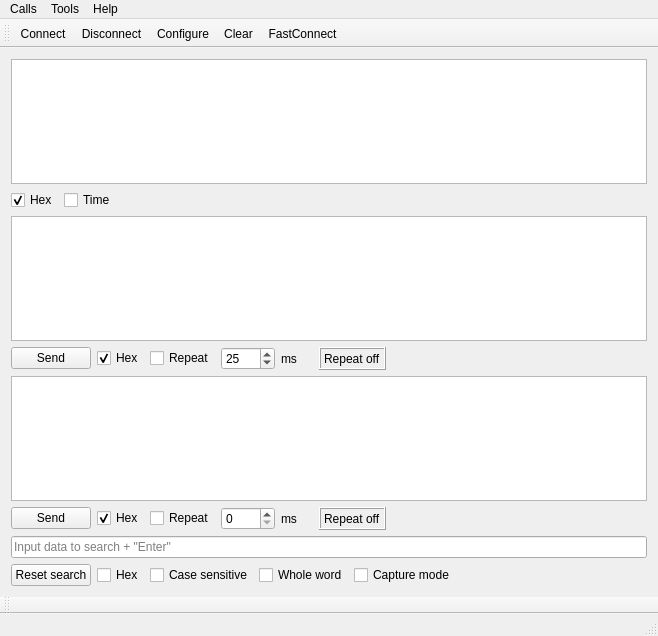
The window that serialport/terminal/mainwindow.ui (Millyvolt/Test_terminal) describes before a commit, drawn with Qt 5.
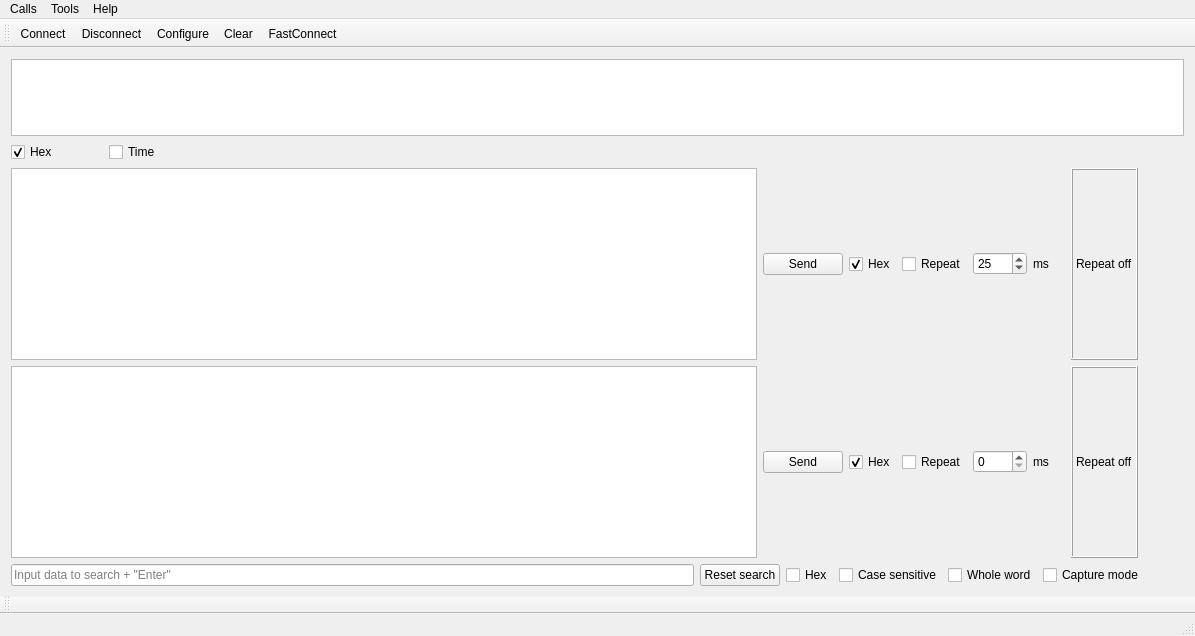
The same window after the commit. Icons and pictures are not drawn.

What changed in the file:
```diff
--- a/serialport/terminal/mainwindow.ui
+++ b/serialport/terminal/mainwindow.ui
@@ -6,7 +6,7 @@
    <rect>
     <x>0</x>
     <y>0</y>
-    <width>658</width>
+    <width>1195</width>
     <height>636</height>
    </rect>
   </property>
@@ -20,36 +20,6 @@
    <layout class="QVBoxLayout" name="verticalLayout">
     <item>
      <layout class="QGridLayout" name="gridLayout">
-      <item row="1" column="0">
-       <widget class="QCheckBox" name="hexInConsoleCheckBox">
-        <property name="text">
-         <string>Hex</string>
-        </property>
-        <property name="checked">
-         <bool>true</bool>
-        </property>
-       </widget>
-      </item>
-      <item row="1" column="1">
-       <widget class="QCheckBox" name="timeCheckBox">
-        <property name="text">
-         <string>Time</string>
-        </property>
-       </widget>
-      </item>
-      <item row="1" column="2">
-       <spacer name="horizontalSpacer_3">
-        <property name="orientation">
-         <enum>Qt::Horizontal</enum>
-        </property>
-        <property name="sizeHint" stdset="0">
-         <size>
-          <width>40</width>
-          <height>20</height>
-         </size>
-        </property>
-       </spacer>
-      </item>
       <item row="0" column="0" colspan="3">
        <widget class="QPlainTextEdit" name="plainTextEditConsole">
         <property name="textInteractionFlags">
@@ -57,18 +27,9 @@
         </property>
        </widget>
       </item>
-     </layout>
-    </item>
-    <item>
+      <item row="1" column="0" colspan="3">
      <layout class="QGridLayout" name="gridLayout_4">
-      <item row="1" column="4">
-       <widget class="QLabel" name="label_ms">
-        <property name="text">
-         <string>ms</string>
-        </property>
-       </widget>
-      </item>
-      <item row="1" column="1">
+        <item row="1" column="9">
        <widget class="QCheckBox" name="HexCheckBox">
         <property name="text">
          <string>Hex</string>
@@ -78,7 +39,40 @@
         </property>
        </widget>
       </item>
-      <item row="1" column="3">
+        <item row="1" column="13">
+         <spacer name="horizontalSpacer_4">
+          <property name="orientation">
+           <enum>Qt::Horizontal</enum>
+          </property>
+          <property name="sizeType">
+           <enum>QSizePolicy::Fixed</enum>
+          </property>
+          <property name="sizeHint" stdset="0">
+           <size>
+            <width>10</width>
+            <height>20</height>
+           </size>
+          </property>
+         </spacer>
+        </item>
+        <item row="2" column="0" rowspan="2" colspan="8">
+         <widget class="QPlainTextEdit" name="plainTextEditField2">
+          <property name="sizePolicy">
+           <sizepolicy hsizetype="Expanding" vsizetype="Fixed">
+            <horstretch>100</horstretch>
+            <verstretch>0</verstretch>
+           </sizepolicy>
+          </property>
+         </widget>
+        </item>
+        <item row="1" column="8">
+         <widget class="QPushButton" name="sendButton">
+          <property name="text">
+           <string>Send</string>
+          </property>
+         </widget>
+        </item>
+        <item row="1" column="11">
        <widget class="QSpinBox" name="spinBox">
         <property name="layoutDirection">
          <enum>Qt::LeftToRight</enum>
@@ -91,15 +85,24 @@
         </property>
        </widget>
       </item>
-      <item row="1" column="0">
-       <widget class="QPushButton" name="sendButton">
-        <property name="text">
-         <string>Send</string>
+        <item row="1" column="0" colspan="8">
+         <widget class="QPlainTextEdit" name="plainTextEditField1">
+          <property name="sizePolicy">
+           <sizepolicy hsizetype="Expanding" vsizetype="Minimum">
+            <horstretch>100</horstretch>
+            <verstretch>0</verstretch>
+           </sizepolicy>
         </property>
        </widget>
       </item>
-      <item row="1" column="6">
+        <item row="1" column="14">
        <widget class="QLabel" name="repeat_label">
+          <property name="sizePolicy">
+           <sizepolicy hsizetype="Minimum" vsizetype="Minimum">
+            <horstretch>0</horstretch>
+            <verstretch>0</verstretch>
+           </sizepolicy>
+          </property>
         <property name="frameShape">
          <enum>QFrame::Box</enum>
         </property>
@@ -111,64 +114,67 @@
         </property>
        </widget>
       </item>
-      <item row="1" column="2">
+        <item row="1" column="10">
        <widget class="QCheckBox" name="repeatCheckBox">
         <property name="text">
          <string>Repeat</string>
         </property>
        </widget>
       </item>
-      <item row="0" column="0" colspan="8">
-       <widget class="QPlainTextEdit" name="plainTextEditField1"/>
-      </item>
-      <item row="1" column="7">
-       <spacer name="horizontalSpacer">
-        <property name="orientation">
-         <enum>Qt::Horizontal</enum>
-        </property>
-        <property name="sizeHint" stdset="0">
-         <size>
-          <width>40</width>
-          <height>20</height>
-         </size>
-        </property>
-       </spacer>
-      </item>
-      <item row="1" column="5">
-       <spacer name="horizontalSpacer_4">
+        <item row="1" column="12">
+         <widget class="QLabel" name="label_ms">
+          <property name="text">
+           <string>ms</string>
+          </property>
+         </widget>
+        </item>
+        <item row="1" column="15">
+         <spacer name="horizontalSpacer_2">
         <property name="orientation">
          <enum>Qt::Horizontal</enum>
         </property>
         <property name="sizeType">
-         <enum>QSizePolicy::Fixed</enum>
+           <enum>QSizePolicy::Minimum</enum>
         </property>
         <property name="sizeHint" stdset="0">
          <size>
-          <width>10</width>
+            <width>40</width>
           <height>20</height>
          </size>
         </property>
        </spacer>
       </item>
-     </layout>
-    </item>
-    <item>
-     <layout class="QGridLayout" name="gridLayout_2">
-      <item row="1" column="0">
+        <item row="0" column="0">
+         <widget class="QCheckBox" name="hexInConsoleCheckBox">
+          <property name="text">
+           <string>Hex</string>
+          </property>
+          <property name="checked">
+           <bool>true</bool>
+          </property>
+         </widget>
+        </item>
+        <item row="2" column="14" rowspan="2">
+         <widget class="QLabel" name="label_repeat2">
+          <property name="frameShape">
+           <enum>QFrame::Box</enum>
+          </property>
+          <property name="frameShadow">
+           <enum>QFrame::Raised</enum>
+          </property>
+          <property name="text">
+           <string>Repeat off</string>
+          </property>
+         </widget>
+        </item>
+        <item row="2" column="8" rowspan="2">
        <widget class="QPushButton" name="sendButton2">
         <property name="text">
          <string>Send</string>
         </property>
        </widget>
       </item>
-      <item row="1" column="2">
-       <widget class="QCheckBox" name="checkBoxRepeat2">
-        <property name="text">
-         <string>Repeat</string>
-        </property>
-       </widget>
-      </item>
-      <item row="1" column="1">
+        <item row="2" column="9" rowspan="2">
        <widget class="QCheckBox" name="checkBoxHex2">
         <property name="text">
          <string>Hex</string>
@@ -178,50 +184,28 @@
         </property>
        </widget>
       </item>
-      <item row="1" column="4">
-       <widget class="QLabel" name="label_ms2">
+        <item row="2" column="10" rowspan="2">
+         <widget class="QCheckBox" name="checkBoxRepeat2">
         <property name="text">
-         <string>ms</string>
+           <string>Repeat</string>
         </property>
        </widget>
       </item>
-      <item row="1" column="3">
+        <item row="2" column="11" rowspan="2">
        <widget class="QSpinBox" name="spinBox2">
         <property name="maximum">
          <number>9999</number>
         </property>
        </widget>
       </item>
-      <item row="1" column="7">
-       <spacer name="horizontalSpacer_2">
-        <property name="orientation">
-         <enum>Qt::Horizontal</enum>
-        </property>
-        <property name="sizeHint" stdset="0">
-         <size>
-          <width>40</width>
-          <height>20</height>
-         </size>
-        </property>
-       </spacer>
-      </item>
-      <item row="1" column="6">
-       <widget class="QLabel" name="label_repeat2">
-        <property name="frameShape">
-         <enum>QFrame::Box</enum>
-        </property>
-        <property name="frameShadow">
-         <enum>QFrame::Raised</enum>
-        </property>
+        <item row="2" column="12" rowspan="2">
+         <widget class="QLabel" name="label_ms2">
         <property name="text">
-         <string>Repeat off</string>
+           <string>ms</string>
         </property>
        </widget>
       </item>
-      <item row="0" column="0" colspan="8">
-       <widget class="QPlainTextEdit" name="plainTextEditField2"/>
-      </item>
-      <item row="1" column="5">
+        <item row="2" column="13" rowspan="2">
        <spacer name="horizontalSpacer_5">
         <property name="orientation">
          <enum>Qt::Horizontal</enum>
@@ -237,7 +221,45 @@
         </property>
        </spacer>
       </item>
-     </layout>
+        <item row="2" column="15" rowspan="2">
+         <spacer name="horizontalSpacer">
+          <property name="orientation">
+           <enum>Qt::Horizontal</enum>
+          </property>
+          <property name="sizeHint" stdset="0">
+           <size>
+            <width>40</width>
+            <height>20</height>
+           </size>
+          </property>
+         </spacer>
+        </item>
+        <item row="0" column="1">
+         <widget class="QCheckBox" name="timeCheckBox">
+          <property name="text">
+           <string>Time</string>
+          </property>
+         </widget>
+        </item>
+        <item row="0" column="2" colspan="14">
+         <spacer name="horizontalSpacer_3">
+          <property name="orientation">
+           <enum>Qt::Horizontal</enum>
+          </property>
+          <property name="sizeHint" stdset="0">
+           <size>
+            <width>40</width>
+            <height>20</height>
+           </size>
+          </property>
+         </spacer>
+        </item>
+       </layout>
+      </item>
+     </layout>
+    </item>
+    <item>
+     <layout class="QGridLayout" name="gridLayout_2"/>
     </item>
     <item>
      <layout class="QGridLayout" name="gridLayout_5">
@@ -250,28 +272,20 @@
       <property name="bottomMargin">
        <number>0</number>
       </property>
-      <item row="1" column="5">
-       <spacer name="horizontalSpacer_6">
-        <property name="orientation">
-         <enum>Qt::Horizontal</enum>
-        </property>
-        <property name="sizeHint" stdset="0">
-         <size>
-          <width>40</width>
-          <height>20</height>
-         </size>
-        </property>
-       </spacer>
-      </item>
-      <item row="1" column="0">
-       <widget class="QPushButton" name="searchResetButton">
-        <property name="text">
-         <string>Reset search</string>
-        </property>
-       </widget>
-      </item>
-      <item row="0" column="0" colspan="6">
+      <item row="0" column="1" colspan="4">
        <widget class="QLineEdit" name="lineEdit">
+        <property name="sizePolicy">
+         <sizepolicy hsizetype="Expanding" vsizetype="Fixed">
+          <horstretch>100</horstretch>
+          <verstretch>0</verstretch>
+         </sizepolicy>
+        </property>
+        <property name="minimumSize">
+         <size>
+          <width>600</width>
+          <height>0</height>
+         </size>
+        </property>
         <property name="text">
          <string/>
         </property>
@@ -280,34 +294,54 @@
         </property>
        </widget>
       </item>
-      <item row="1" column="3">
-       <widget class="QCheckBox" name="wholeWordCheckBox">
-        <property name="text">
-         <string>Whole word</string>
-        </property>
-       </widget>
-      </item>
-      <item row="1" column="2">
+      <item row="0" column="7">
        <widget class="QCheckBox" name="caseSensCheckBox">
         <property name="text">
          <string>Case sensitive</string>
         </property>
        </widget>
       </item>
-      <item row="1" column="1">
+      <item row="0" column="8">
+       <widget class="QCheckBox" name="wholeWordCheckBox">
+        <property name="text">
+         <string>Whole word</string>
+        </property>
+       </widget>
+      </item>
+      <item row="0" column="6">
        <widget class="QCheckBox" name="hexSearchCheckBox">
         <property name="text">
          <string>Hex</string>
         </property>
        </widget>
       </item>
-      <item row="1" column="4">
+      <item row="0" column="9">
        <widget class="QCheckBox" name="checkBoxCapture">
         <property name="text">
          <string>Capture mode</string>
         </property>
        </widget>
       </item>
+      <item row="0" column="5">
+       <widget class="QPushButton" name="searchResetButton">
+        <property name="text">
+         <string>Reset search</string>
+        </property>
+       </widget>
+      </item>
+      <item row="0" column="10">
+       <spacer name="horizontalSpacer_6">
+        <property name="orientation">
+         <enum>Qt::Horizontal</enum>
+        </property>
+        <property name="sizeHint" stdset="0">
+         <size>
+          <width>40</width>
+          <height>20</height>
+         </size>
+        </property>
+       </spacer>
+      </item>
      </layout>
     </item>
    </layout>
@@ -317,8 +351,8 @@
     <rect>
      <x>0</x>
      <y>0</y>
-     <width>658</width>
-     <height>27</height>
+     <width>1195</width>
+     <height>26</height>
     </rect>
    </property>
    <widget class="QMenu" name="menuCalls">
```
Lines whose indentation alone changed are shown as unchanged.
